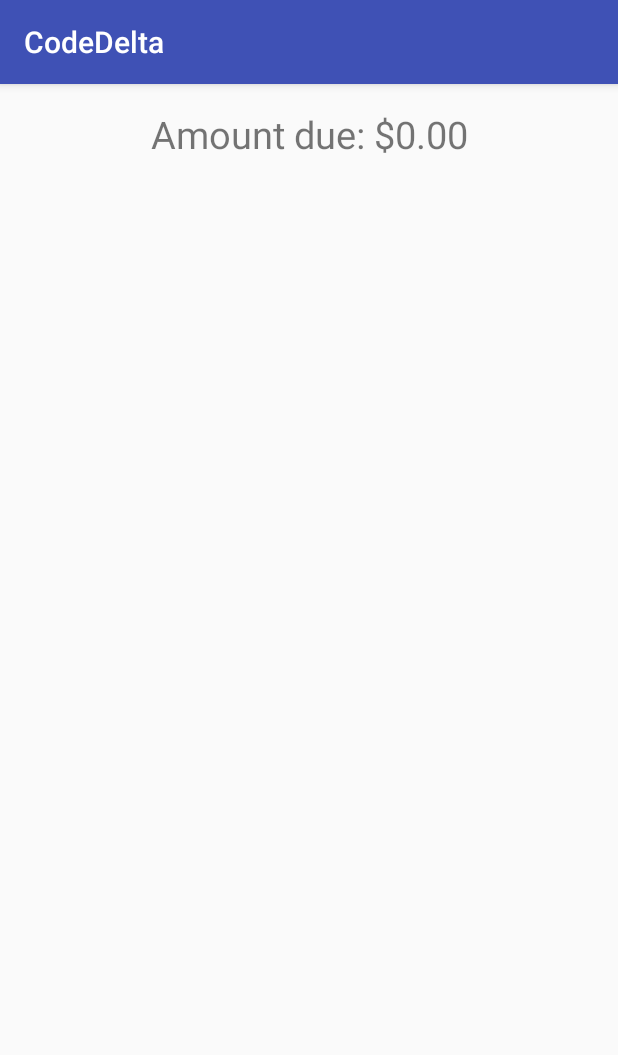
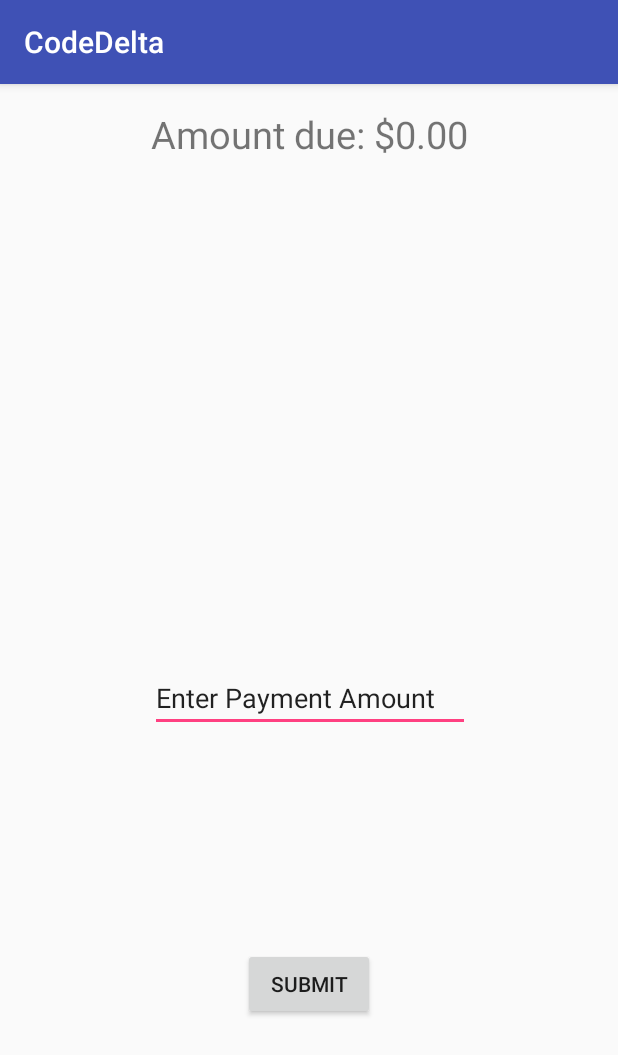
Before and after one commit to falco99/CodeDelta5, an Android app: the PaymentMsgActivity screen opened directly, with no data from a screen before it, on a phone screen of 412 x 824 dp. Shown: the top 1055 px of the screen. Run offline under Robolectric (Android 15) with nearby library versions, the phone set to English and light mode, and no system bars; 2 statements that could not run were skipped.

Commit message:
Payment activity is partially working. Can run specific activity

```diff
--- a/app/src/main/java/com/example/pc/codedelta/PaymentMsgActivity.java
+++ b/app/src/main/java/com/example/pc/codedelta/PaymentMsgActivity.java
@@ -3,6 +3,7 @@ package com.example.pc.codedelta;
 import android.content.Intent;
 import android.support.v7.app.AppCompatActivity;
 import android.os.Bundle;
+import android.widget.EditText;
 import android.widget.TextView;
 
 import java.text.NumberFormat;
@@ -24,6 +25,11 @@ public class PaymentMsgActivity extends AppCompatActivity {
         // Capture the layout's TextView and set the string as its text
         TextView textView = (TextView) findViewById(R.id.textView);
         textView.setText(message);
+
+        EditText editText = (EditText) findViewById(R.id.editText2);
+        String fieldVal = editText.getText().toString();
+        String numberOnly= fieldVal.replaceAll("[^0-9,.]", "");
+        double fieldValDbl = Double.parseDouble(numberOnly);
     }
 
 }
--- a/app/src/main/res/layout/activity_payment_msg.xml
+++ b/app/src/main/res/layout/activity_payment_msg.xml
@@ -17,4 +17,31 @@
         app:layout_constraintRight_toRightOf="parent"
         app:layout_constraintTop_toTopOf="parent" />
 
+    <EditText
+        android:id="@+id/editText2"
+        android:layout_width="wrap_content"
+        android:layout_height="wrap_content"
+        android:layout_marginBottom="8dp"
+        android:layout_marginTop="8dp"
+        android:ems="10"
+        android:inputType="textPersonName"
+        android:text="Enter Payment Amount"
+        app:layout_constraintBottom_toBottomOf="parent"
+        app:layout_constraintHorizontal_bias="0.502"
+        app:layout_constraintLeft_toLeftOf="parent"
+        app:layout_constraintRight_toRightOf="parent"
+        app:layout_constraintTop_toBottomOf="@+id/textView" />
+
+    <Button
+        android:id="@+id/button2"
+        android:layout_width="wrap_content"
+        android:layout_height="wrap_content"
+        android:layout_marginBottom="8dp"
+        android:layout_marginTop="8dp"
+        android:text="Submit"
+        app:layout_constraintBottom_toBottomOf="parent"
+        app:layout_constraintLeft_toLeftOf="parent"
+        app:layout_constraintRight_toRightOf="parent"
+        app:layout_constraintTop_toBottomOf="@+id/editText2" />
+
 </android.support.constraint.ConstraintLayout>
```
